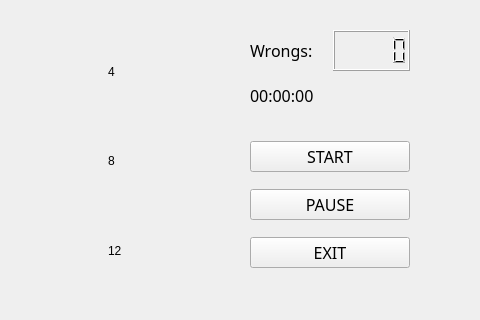
The window that MemoryTrainingPY/game.ui (ElliotMoran/MemoryTrainingPY) describes before a commit, drawn with Qt 5; both pictures show x 320 to 800 and y 0 to 320 of the 800 by 600 pixel window.
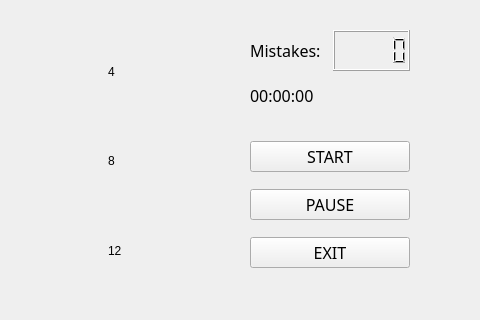
The same window after the commit.

Patch:
```diff
--- a/MemoryTrainingPY/game.ui
+++ b/MemoryTrainingPY/game.ui
@@ -178,7 +178,7 @@
         </font>
        </property>
        <property name="text">
-        <string>Wrongs:</string>
+        <string>Mistakes:</string>
        </property>
       </widget>
      </item>
```
